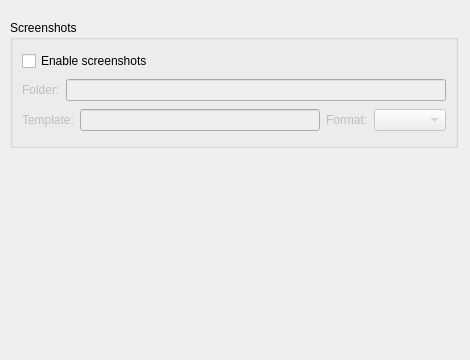
This is src/merge/prefscreenshot.ui in milislinux-topluluk/Milis-Video as Qt 5 draws it before an edit. The edited form follows.
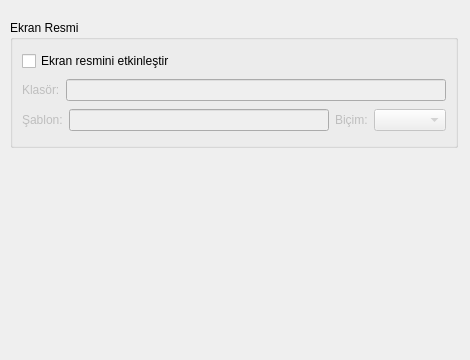
This is the edited form. Custom widgets are drawn as their Qt base class.

```diff
--- a/src/merge/prefscreenshot.ui
+++ b/src/merge/prefscreenshot.ui
@@ -23,13 +23,13 @@
     </rect>
    </property>
    <property name="title">
-    <string>Screenshots</string>
+    <string>Ekran Resmi</string>
    </property>
    <layout class="QVBoxLayout" name="verticalLayout_3">
     <item>
      <widget class="QCheckBox" name="use_screenshots_check">
       <property name="text">
-       <string>Enable screenshots</string>
+       <string>Ekran resmini etkinleştir</string>
       </property>
      </widget>
     </item>
@@ -41,7 +41,7 @@
          <bool>false</bool>
         </property>
         <property name="text">
-         <string>Folder:</string>
+         <string>Klasör:</string>
         </property>
         <property name="wordWrap">
          <bool>false</bool>
@@ -68,7 +68,7 @@
          <bool>false</bool>
         </property>
         <property name="text">
-         <string>Template:</string>
+         <string>Şablon:</string>
         </property>
         <property name="buddy">
          <cstring>screenshot_template_edit</cstring>
@@ -88,7 +88,7 @@
          <bool>false</bool>
         </property>
         <property name="text">
-         <string>Format:</string>
+         <string>Biçim:</string>
         </property>
         <property name="buddy">
          <cstring>screenshot_format_combo</cstring>
```
